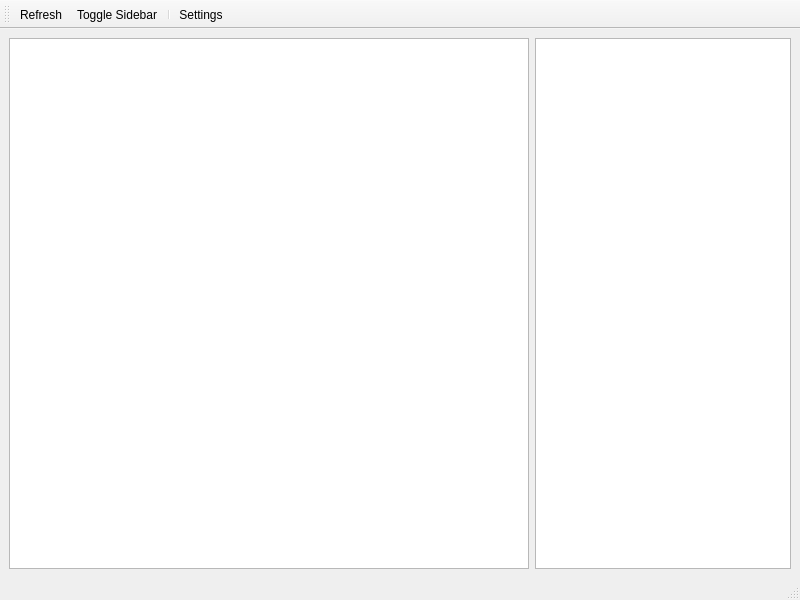
The window that ui_RunLog.ui (davgra04/RunLogDesktop) describes before a commit, drawn with Qt 5.
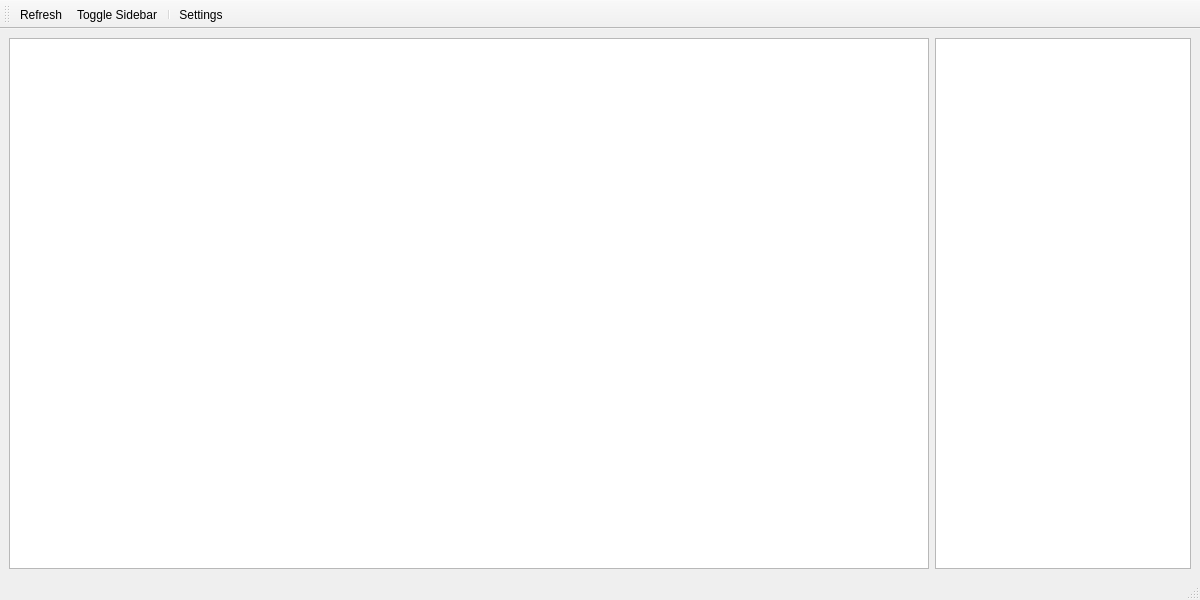
The same window after the commit. Icons and pictures are not drawn.

Patch:
```diff
--- a/ui_RunLog.ui
+++ b/ui_RunLog.ui
@@ -6,10 +6,16 @@
    <rect>
     <x>0</x>
     <y>0</y>
-    <width>800</width>
+    <width>1200</width>
     <height>600</height>
    </rect>
   </property>
+  <property name="minimumSize">
+   <size>
+    <width>1200</width>
+    <height>600</height>
+   </size>
+  </property>
   <property name="windowTitle">
    <string>MainWindow</string>
   </property>
```
